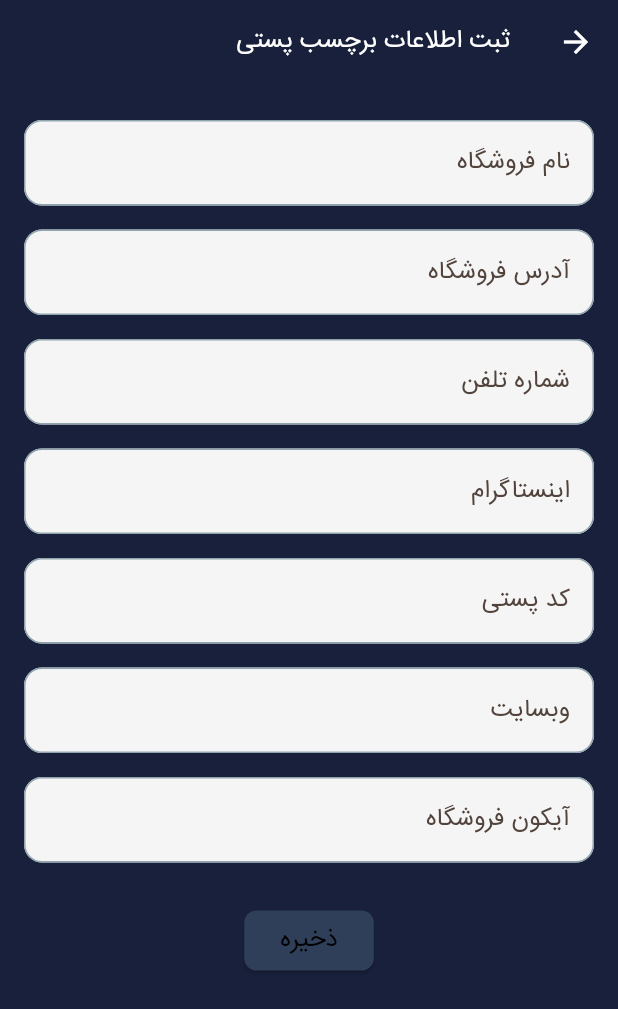
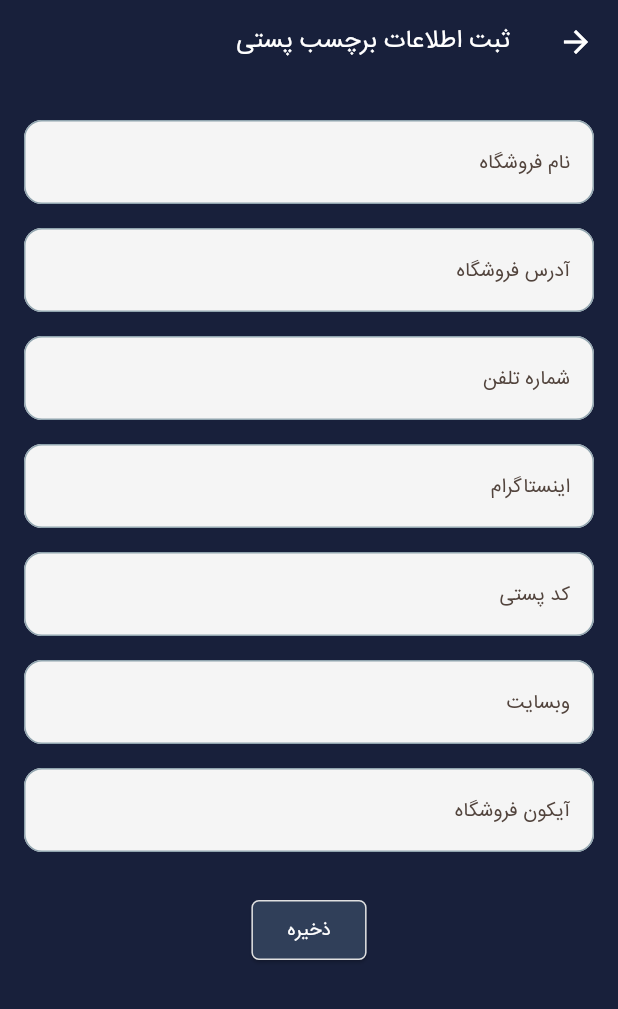
Before and after one commit to shadichi/shopyar-bloc, a Flutter app: the EnterInfData screen opened by its route, after a tap on "باشه", on a phone screen of 412 x 824 dp. Shown: the top 1009 px of the screen. Run offline on Flutter 3.47's test engine with Material 3 defaults, Android fonts, the phone set to English and light mode, and no system bars; our stand-ins replace anim_search_bar, auto_size_text, bloc, dio, dotted_line, dropdown_button2 and 14 more; missing offline and left inert: flutter_pdfview, jdate, persian_datetime_picker; accounts and stored records are empty.

Commit message:
final edits from corp

```diff
--- a/lib/core/widgets/alert_dialog.dart
+++ b/lib/core/widgets/alert_dialog.dart
@@ -41,27 +41,27 @@ Future<bool?> alertDialogScreen(
            children: [
              TextButton(
                child: Text(
-                 isExit ? 'خیر' : 'باشه',
+                 isExit ? 'بله' : 'باشه',
                  style: TextStyle(
                    color: AppConfig.backgroundColor,
                    fontSize: AppConfig.calWidth(context, 3),
                  ),
                ),
                onPressed: () {
-                 Navigator.pop(context, false); // 👈 return true
+                 Navigator.pop(context, true); // 👈 return true
                },
              ),
              if (isExit)
                TextButton(
                  child: Text(
-                   'بله',
+                   'خیر',
                    style: TextStyle(
                      color: AppConfig.backgroundColor,
                      fontSize: AppConfig.calWidth(context, 3),
                    ),
                  ),
                  onPressed: () {
-                   Navigator.pop(context, true); // 👈 return false
+                   Navigator.pop(context, false); // 👈 return false
                  },
                ),
            ],
--- a/lib/features/feature_home/data/data_source/remote/home_api_provider.dart
+++ b/lib/features/feature_home/data/data_source/remote/home_api_provider.dart
@@ -16,7 +16,7 @@ class HomeApiProvider{
   Future<dynamic> getHomeData(WholeUserDataParams wholeUserDataParams) async {
     print('GetHomeData');
    try{
-     final response =await _dio.get('${wholeUserDataParams.webService}/wp-json/shop-yar/get_full_order_report',options: Options(headers: {
+     final response =await _dio.get('${wholeUserDataParams.webService}wp-json/shop-yar/get_full_order_report',options: Options(headers: {
        "Authorization":wholeUserDataParams.key
      }));
 
--- a/lib/features/feature_home/presentation/screens/setting.dart
+++ b/lib/features/feature_home/presentation/screens/setting.dart
@@ -120,7 +120,7 @@ class _SettingPageState extends State<SettingPage> {
                                     BorderRadius.all(Radius.circular(5)), side: BorderSide(width: 1, color: Colors.grey[300]!),)),
                             child: Text(
                               'ذخیره',
-                              style: TextStyle(color: Colors.white),
+                              style: TextStyle(color: Colors.white, fontSize: AppConfig.calFontSize(context, 3)),
                             )),
                       )
                     ],
--- a/lib/features/feature_home/presentation/widgets/pie-chart.dart
+++ b/lib/features/feature_home/presentation/widgets/pie-chart.dart
@@ -1,5 +1,6 @@
 import 'package:fl_chart/fl_chart.dart';
 import 'package:flutter/material.dart';
+import 'package:shapyar_bloc/extension/persian_digits.dart';
 import '../../../../core/config/app-colors.dart';
 
 class HomeScreenPieChart extends StatefulWidget {
@@ -125,7 +126,7 @@ class _HomeScreenPieChartState extends State<HomeScreenPieChart> {
       const shadows = [Shadow(color: Colors.black, blurRadius: 2)];
 
       final percent = (s.value * 100) / sum;
-      final titleText = '${percent.toStringAsFixed(2)}%';
+      final titleText = '${percent.toStringAsFixed(2).stringToPersianDigits()}%';
 
       return PieChartSectionData(
         color: s.color,
--- a/lib/features/feature_orders/presentation/screens/enter_inf_data.dart
+++ b/lib/features/feature_orders/presentation/screens/enter_inf_data.dart
@@ -161,8 +161,15 @@ class _EnterInfDataState extends State<EnterInfData> {
                       _saveData();
                       Navigator.pushNamed(context, '/pdfViewer');
                     }
-                  },
-                  child: Text("ذخیره",style: TextStyle(color: Colors.black,fontSize: AppConfig.calTitleFontSize(context)),),
+                  },   style: ElevatedButton.styleFrom(
+                    backgroundColor: AppConfig.secondaryColor,
+                    shape: RoundedRectangleBorder(
+                      borderRadius:
+                      BorderRadius.all(Radius.circular(5)), side: BorderSide(width: 1, color: Colors.grey[300]!),)),
+                  child: Text(
+                    'ذخیره',
+                    style: TextStyle(color: Colors.white, fontSize: AppConfig.calFontSize(context, 3)),
+                  ),
                 ),
               ],
             ),
@@ -200,9 +207,10 @@ class CustomTextField extends StatelessWidget {
         validator: validator,
         decoration: InputDecoration(
           hintText: label,
-          hintStyle: TextStyle(fontSize: AppConfig.calTitleFontSize(context) ),
+          hintStyle: TextStyle(fontSize: AppConfig.calFontSize(context, 3.2) ),
           filled: true,
           fillColor: Colors.grey[100],
+          errorStyle: TextStyle(fontSize: AppConfig.calFontSize(context, 3), fontWeight: FontWeight.bold),
           border: OutlineInputBorder(
             borderRadius: BorderRadius.circular(12.0),
             borderSide: BorderSide(color: Colors.blueAccent),
--- a/lib/features/feature_orders/presentation/widgets/order_options.dart
+++ b/lib/features/feature_orders/presentation/widgets/order_options.dart
@@ -83,7 +83,7 @@ class PdfData {
 Widget _buildListTile({required IconData icon, required String title, required VoidCallback onTap, required BuildContext context}) {
   return ListTile(
     leading: Icon(icon, color: AppConfig.white,size: AppConfig.calHeight(context, 3),),
-    title: Text(title, style: TextStyle(color: AppConfig.white,fontSize: AppConfig.calTitleFontSize(context))),
+    title: Text(title, style: TextStyle(color: AppConfig.white,fontSize: AppConfig.calFontSize(context, 3.5))),
     onTap: onTap,
   );
 }
```
Also changed, not shown: lib/features/feature_home/presentation/widgets/drawer.dart (+7 -5 lines), lib/features/feature_home/presentation/widgets/middle-card.dart (+7 -6 lines), lib/features/feature_products/presentation/widgets/product.dart (+10 -4 lines).
